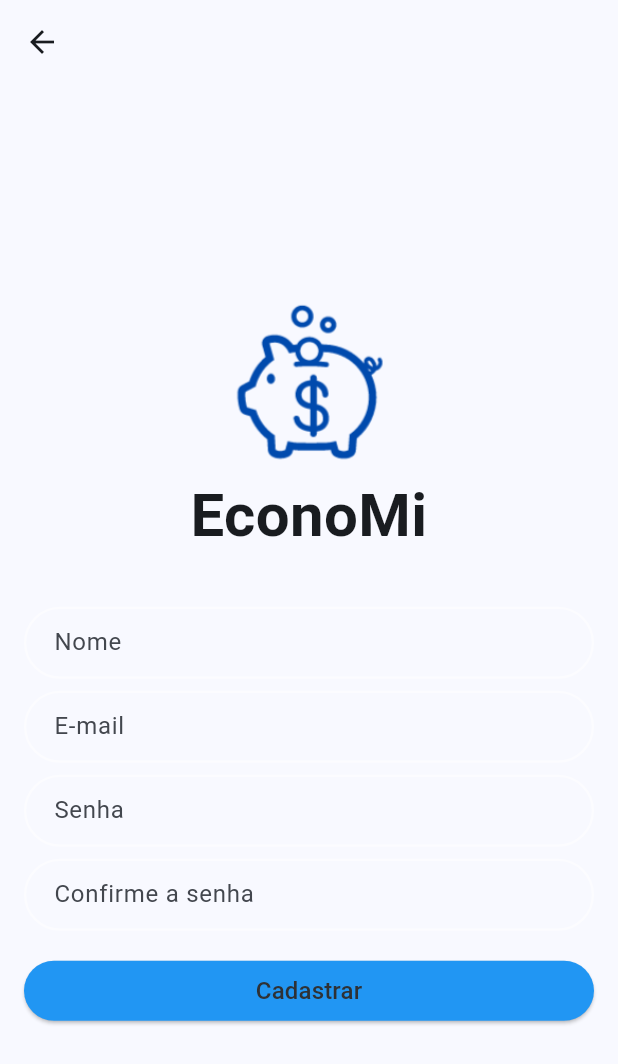
After one commit to Sif-161/EconoMi, a Flutter app: the screen it shows after launch, after a tap on "Não tem uma conta? Cadastre-se aqui", on a phone screen of 412 x 824 dp. The commit adds this screen. Shown: the top 1064 px of the screen. Run offline on Flutter 3.47's test engine with Material 3 defaults, Android fonts, the phone set to English and light mode, and no system bars; our stand-ins replace adaptive_theme, custom_sliding_segmented_control, firebase_auth, firebase_core; accounts and stored records are empty.

Commit message:
tela login update

```diff
--- /dev/null
+++ b/lib/componentes/decoracao_campo_autentificacao.dart
@@ -0,0 +1,38 @@
+import 'package:flutter/material.dart';
+import 'package:adaptive_theme/adaptive_theme.dart';
+
+InputDecoration getAuthenticationInputDecoration(String label, BuildContext context) {
+  final themeMode = AdaptiveTheme.of(context).mode;
+
+  Color borderColor;
+
+  if (themeMode == AdaptiveThemeMode.light) {
+    borderColor = Colors.black87;
+  } else {
+    borderColor = Colors.white54;
+  }
+  return InputDecoration(
+    hintText: label,
+    contentPadding: const EdgeInsets.fromLTRB(16, 8, 16, 8),
+    border: OutlineInputBorder(
+      borderRadius: BorderRadius.circular(64),
+    ),
+    enabledBorder: OutlineInputBorder(
+      borderRadius: BorderRadius.circular(64),
+      borderSide: BorderSide(color: borderColor, width: 1.5),
+    ),
+    focusedBorder: OutlineInputBorder(
+      borderRadius: BorderRadius.circular(64),
+      borderSide: const BorderSide(color: Colors.blue, width: 2),
+    ),
+    errorBorder: OutlineInputBorder(
+      borderRadius: BorderRadius.circular(64),
+      borderSide: const BorderSide(color: Colors.red, width: 1.5),
+    ),
+    focusedErrorBorder: OutlineInputBorder(
+      borderRadius: BorderRadius.circular(64),
+      borderSide: const BorderSide(color: Colors.red, width: 2),
+    )
+  );
+
+}
--- a/lib/main.dart
+++ b/lib/main.dart
@@ -1,8 +1,16 @@
+import 'package:controle_financeiro/telas/tela_inicio.dart';
+import 'package:firebase_auth/firebase_auth.dart';
 import 'package:flutter/material.dart';
 import 'package:adaptive_theme/adaptive_theme.dart';
-import 'tela_login.dart';
+import 'telas/tela_autenticacao.dart';
+import 'package:firebase_core/firebase_core.dart';
+import 'firebase_options.dart';
 
 void main() async{
+  WidgetsFlutterBinding.ensureInitialized();
+  await Firebase.initializeApp(
+    options: DefaultFirebaseOptions.currentPlatform,
+  );
   WidgetsFlutterBinding.ensureInitialized();
   final savedThemeMode = await AdaptiveTheme.getThemeMode();
   runApp(FinanceiroApp(savedThemeMode: savedThemeMode));
@@ -30,8 +38,27 @@ class FinanceiroApp extends StatelessWidget {
         debugShowCheckedModeBanner: false,
         theme: theme,
         darkTheme: darkTheme,
-        home: TelaLogin(),
+        home: const RoteadorTela(),
       ),
+      debugShowFloatingThemeButton: true,
     );
   }
 }
+
+class RoteadorTela extends StatelessWidget {
+  const RoteadorTela({super.key});
+
+  @override
+  Widget build(BuildContext context) {
+    return StreamBuilder<User?>(
+      stream: FirebaseAuth.instance.authStateChanges(),
+      builder: (context, snapshot) {
+        if(snapshot.hasData) {
+          return TelaInicio();
+        } else {
+          return TelaAutenticacao();
+        }
+      },
+    );
+  }
+}
--- /dev/null
+++ b/lib/servicos/autenticacao_servico.dart
@@ -0,0 +1,42 @@
+import 'package:firebase_auth/firebase_auth.dart';
+class AutenticacaoServico{
+  FirebaseAuth _firebaseAuth = FirebaseAuth.instance;
+
+  Future<String?> cadastrarUsuario ({
+    required String nome,
+    required String email,
+    required String senha,
+  }) async {
+    try {
+      UserCredential userCredencial = await _firebaseAuth.createUserWithEmailAndPassword(
+        email: email,
+        password: senha
+      );
+      await userCredencial.user!.updateDisplayName(nome);
+
+      return null;
+    } on FirebaseAuthException catch (e) {
+      if (e.code == 'email-already-in-use') {
+        return 'E-mail ja cadastrado';
+      }
+      return 'erro desconhecido';
+    }
+  }
+  Future<String?> logarUsuario ({required String email, required String senha}) async {
+    try {
+      await _firebaseAuth.signInWithEmailAndPassword(
+        email: email,
+        password: senha
+      );
+      return null;
+    } on FirebaseAuthException catch (e) {
+      if (e.code == 'invalid-credential') {
+        return 'E-mail não cadastrado';
+      }
+      return 'erro desconhecido';
+    }
+  }
+  Future<void> deslogarUsuario() async {
+    await _firebaseAuth.signOut();
+  }
+}
--- /dev/null
+++ b/lib/telas/tela_autenticacao.dart
@@ -0,0 +1,318 @@
+import 'package:controle_financeiro/componentes/snackbar.dart';
+import 'package:controle_financeiro/main.dart';
+import 'package:controle_financeiro/servicos/autenticacao_servico.dart';
+import 'package:flutter/material.dart';
+import '../componentes/decoracao_campo_autentificacao.dart';
+
+class TelaAutenticacao extends StatelessWidget {
+  const TelaAutenticacao({super.key});
+
+  @override
+  Widget build(BuildContext context) {
+    return Scaffold(
+      body: Column(
+        mainAxisAlignment: MainAxisAlignment.center,
+        crossAxisAlignment: CrossAxisAlignment.stretch,
+        children: [
+          Image.asset('assets/image/logo.png', height: 120),
+          const Text(
+            'EconoMi',
+            textAlign: TextAlign.center,
+            style: TextStyle(fontSize: 40, fontWeight: FontWeight.bold),
+          ),
+          const SizedBox(height: 20),
+          Align(
+            alignment: Alignment.center,
+            child: Column(
+              children: [
+                SizedBox(
+                  width: 350,
+                  child: ElevatedButton(
+                    style: ElevatedButton.styleFrom(backgroundColor: Colors.blue),
+                    onPressed: () async {
+                      Navigator.push(
+                        context,
+                        MaterialPageRoute(builder: (context) => Login()),
+                      );
+                    },
+                    child: Row(
+                      mainAxisSize: MainAxisSize.min,
+                      children: [
+                        Icon(Icons.email_outlined, color: Theme.of(context).colorScheme.inverseSurface),
+                        const SizedBox(width: 8),
+                        Text(
+                          'Continuar com E-mail',
+                          style: TextStyle(
+                            color: Theme.of(context).colorScheme.inverseSurface,
+                            fontSize: 16
+                          ),
+                        ),
+                      ],
+                    ),
+                  ),
+                ),
+                const SizedBox(height: 8),
+                InkWell(
+                  borderRadius: BorderRadius.circular(60),
+                  onTap: () {
+                    Navigator.push(
+                      context,
+                      MaterialPageRoute(builder: (context) => Cadastro()),
+                    );
+                  },
+                  child: const Text(
+                    'Não tem uma conta? Cadastre-se aqui',
+                    style: TextStyle(fontSize: 16, color: Colors.blue),
+                  ),
+                ),
+              ],
+            ),
+          ),
+        ],
+      ),
+    );
+  }
+}
+
+class Login extends StatefulWidget {
+  Login({super.key});
+
+  @override
+  State<Login> createState() => _LoginState();
+}
+
+class _LoginState extends State<Login> {
+  final _formKeyLogin = GlobalKey<FormState>();
+  final TextEditingController _emailController = TextEditingController();
+  final TextEditingController _senhaController = TextEditingController();
+
+  AutenticacaoServico _autenticacaoServico = AutenticacaoServico();
+
+  @override
+  Widget build(BuildContext context) {
+    return Scaffold(
+      appBar: AppBar(),
+      body: Padding(
+        padding: const EdgeInsets.all(16.0),
+        child: Form(
+          key: _formKeyLogin,
+          child: Center(
+            child: SingleChildScrollView(
+              child: Column(
+                mainAxisAlignment: MainAxisAlignment.center,
+                crossAxisAlignment: CrossAxisAlignment.stretch,
+                children: [
+                  Image.asset('assets/image/logo.png', height: 120),
+                  const Text(
+                    'EconoMi',
+                    textAlign: TextAlign.center,
+                    style: TextStyle(fontSize: 40, fontWeight: FontWeight.bold),
+                  ),
+                  const SizedBox(height: 32),
+                  TextFormField(
+                    controller: _emailController,
+                    decoration: getAuthenticationInputDecoration('E-mail', context),
+                    validator: (String? value) {
+                      if (value == null || value.isEmpty) {
+                        return 'Preencha o campo';
+                      }
+                      if (value.length < 5 || !value.contains('@')) {
+                        return 'E-mail inválido';
+                      }
+                      return null;
+                    },
+                  ),
+                  const SizedBox(height: 8),
+                  TextFormField(
+                    controller: _senhaController,
+                    decoration: getAuthenticationInputDecoration('Senha', context),
+                    validator: (String? value) {
+                      if (value == null || value.isEmpty) {
+                        return 'Preencha o campo';
+                      }
+                      if (value.length < 6) {
+                        return 'A senha deve conter no minimo 6 caracteres';
+                      }
+                      return null;
+                    },
+                    obscureText: true,
+                  ),
+                  const SizedBox(height: 16),
+                  ElevatedButton(
+                    style: ElevatedButton.styleFrom(backgroundColor: Colors.blue),
+                    onPressed: () {
+                      if (_formKeyLogin.currentState!.validate()) {
+                        _autenticacaoServico.logarUsuario(
+                          email: _emailController.text,
+                          senha: _senhaController.text
+                        ).then((String? erro){
+                          if(erro != null){
+                            mostrarSnackbar(context: context, mensagem: erro);
+                          }
+                          else{
+                            Navigator.pushReplacement(context,
+                            MaterialPageRoute(
+                              builder: (context) => const RoteadorTela()));
+                          }
+                        });
+                      }
+                    },
+                    child: Text(
+                      'Entrar',
+                      style: TextStyle(
+                        fontSize: 16,
+                         color: Theme.of(context).colorScheme.inverseSurface
+                        ),
+                    ),
+                  ),
+                ],
+              ),
+            ),
+          ),
+        ),
+      ),
+    );
+  }
+}
+
+class Cadastro extends StatefulWidget {
+  Cadastro({super.key});
+
+  @override
+  _CadastroState createState() => _CadastroState();
+}
+
+class _CadastroState extends State<Cadastro> {
+  final _formKeyCadastro = GlobalKey<FormState>();
+  final TextEditingController _emailController = TextEditingController();
+  final TextEditingController _nomeController = TextEditingController();
+  final TextEditingController _senhaController = TextEditingController();
+  final TextEditingController _confirmarSenhaController = TextEditingController();
+
+  AutenticacaoServico _autenticacaoServico = AutenticacaoServico();
+
+  @override
+  void dispose() {
+    _senhaController.dispose();
+    _confirmarSenhaController.dispose();
+    super.dispose();
+  }
+
+  @override
+  Widget build(BuildContext context) {
+    return Scaffold(
+      appBar: AppBar(),
+      body: Padding(
+        padding: const EdgeInsets.all(16.0),
+        child: Form(
+          key: _formKeyCadastro,
+          child: Center(
+            child: SingleChildScrollView(
+              child: Column(
+                mainAxisAlignment: MainAxisAlignment.center,
+                crossAxisAlignment: CrossAxisAlignment.stretch,
+                children: [
+                  Image.asset('assets/image/logo.png', height: 120),
+                  const Text(
+                    'EconoMi',
+                    textAlign: TextAlign.center,
+                    style: TextStyle(fontSize: 40, fontWeight: FontWeight.bold),
+                  ),
+                  const SizedBox(height: 32),
+                  TextFormField(
+                    controller: _nomeController,
+                    decoration: getAuthenticationInputDecoration('Nome', context),
+                    validator: (String? value) {
+                      if (value == null || value.isEmpty) {
+                        return 'Preencha o campo';
+                      }
+                      if (value.length < 6) {
+                        return 'O nome deve conter no minimo 6 caracteres';
+                      }
+                      return null;
+                    },
+                  ),
+                  const SizedBox(height: 8),
+                  TextFormField(
+                    controller: _emailController,
+                    decoration: getAuthenticationInputDecoration('E-mail', context),
+                    validator: (String? value) {
+                      if (value == null || value.isEmpty) {
+                        return 'Preencha o campo';
+                      }
+                      if (value.length < 5 || !value.contains('@')) {
+                        return 'E-mail inválido';
+                      }
+                      return null;
+                    },
+                  ),
+                  const SizedBox(height: 8),
+                  TextFormField(
+                    controller: _senhaController,
+                    decoration: getAuthenticationInputDecoration('Senha', context),
+                    validator: (String? value) {
+                      if (value == null || value.isEmpty) {
+                        return 'Preencha o campo';
+                      }
+                      if (value.length < 6) {
+                        return 'A senha deve conter no minimo 6 caracteres';
+                      }
+                      return null;
+                    },
+                    obscureText: true,
+                  ),
+                  const SizedBox(height: 8),
+                  TextFormField(
+                    controller: _confirmarSenhaController,
+                    decoration: getAuthenticationInputDecoration('Confirme a senha', context),
+                    validator: (String? value) {
+                      if (value == null || value.isEmpty) {
+                        return 'Preencha o campo';
+                      }
+                      if (value != _senhaController.text) {
+                        return 'As senhas não coincidem';
+                      }
+                      return null;
+                    },
+                    obscureText: true,
+                  ),
+                  const SizedBox(height: 16),
+                  ElevatedButton(
+                    style: ElevatedButton.styleFrom(backgroundColor: Colors.blue),
+                    onPressed: () {
+                      if (_formKeyCadastro.currentState!.validate()) {
+                        _autenticacaoServico.cadastrarUsuario(
+                          nome: _nomeController.text,
+                          email: _emailController.text,
+                          senha: _senhaController.text,
+                        ).then((String? erro){
+                          //voltou com erro
+                          if (erro != null) {
+                            mostrarSnackbar(context: context, mensagem: erro);
+                          }
+                          else {
+                            Navigator.pushReplacement(context,
+                            MaterialPageRoute(
+                              builder: (context) => const TelaAutenticacao()));
+                          }
+                        });
+                      }
+                    },
+                    child:Text(
+                      'Cadastrar',
+                      style: TextStyle(
+                        fontSize: 16,
+                         color: Theme.of(context).colorScheme.inverseSurface
+                        ),
+                    ),
+                  ),
+                ],
+              ),
+            ),
+          ),
+        ),
+      ),
+    );
+  }
+
+}
--- a/lib/tela_config.dart
+++ b/lib/telas/tela_config.dart
@@ -1,7 +1,7 @@
 import 'package:flutter/material.dart';
 import 'package:adaptive_theme/adaptive_theme.dart';
 import 'package:custom_sliding_segmented_control/custom_sliding_segmented_control.dart';
-import 'drawer.dart';
+import '../componentes/drawer.dart';
 
 class TelaConfig extends StatelessWidget {
   @override
@@ -65,6 +65,7 @@ class TelaConfig extends StatelessWidget {
         ),
       ),
       InkWell(
+        borderRadius: BorderRadius.circular(60),
         onTap: () {
           showDialog(
             context: context,
--- a/lib/tela_inicio.dart
+++ b/lib/telas/tela_inicio.dart
@@ -1,7 +1,8 @@
 import 'package:flutter/material.dart';
-import 'drawer.dart';
+import '../componentes/drawer.dart';
 
 class TelaInicio extends StatefulWidget {
+  const TelaInicio({super.key});
   @override
   _TelaInicioState createState() => _TelaInicioState();
 }
--- a/pubspec.yaml
+++ b/pubspec.yaml
@@ -12,6 +12,8 @@ dependencies:
   cupertino_icons: ^1.0.6
   adaptive_theme: ^3.6.0
   custom_sliding_segmented_control: ^1.8.3
+  firebase_core: ^3.0.0
+  firebase_auth: ^5.0.0
 
 dev_dependencies:
   flutter_test:
```
Also changed, not shown: lib/componentes/drawer.dart (renamed from lib/drawer.dart, +18 -4 lines), lib/componentes/snackbar.dart (added, +9 -0 lines), lib/tela_login.dart (deleted, +0 -29 lines), assets/image/logo.png, firebase.json (added), lib/firebase_options.dart (added), pubspec.lock, 6 other files.
